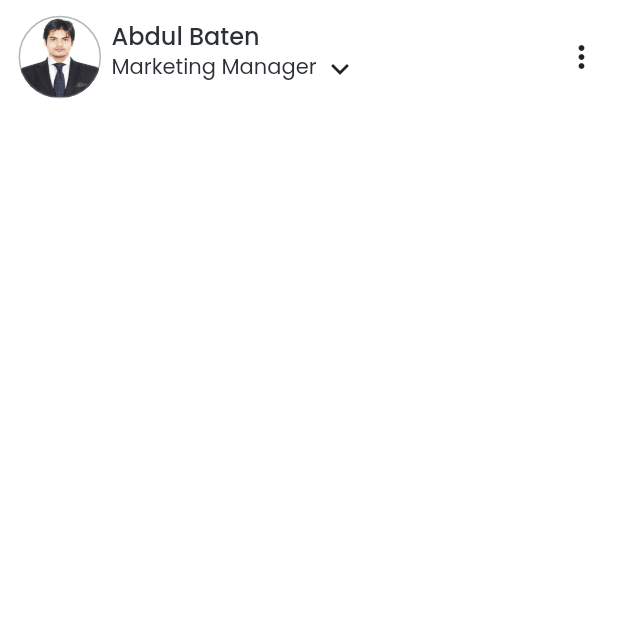
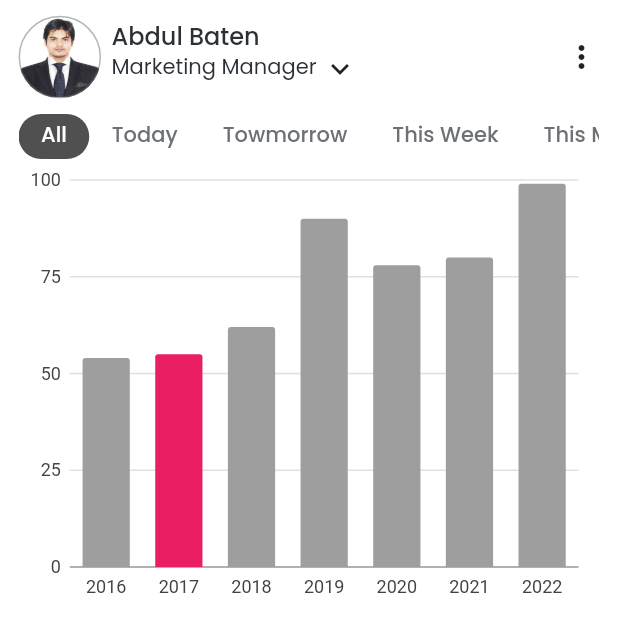
Before and after one commit to mobarak25/work-dairy, a Flutter app: the DashboardScreen screen opened directly, on a phone screen of 412 x 824 dp. Shown: the top 632 px of the screen. Run offline on Flutter 3.47's test engine with Material 2 defaults, Android fonts, the phone set to English and light mode, and no system bars; our stand-ins replace charts_flutter, flutter_svg, get; missing offline and left inert: slide_digital_clock.

Commit message:
dashboard

```diff
--- /dev/null
+++ b/lib/screens/dashboard/chart.dart
@@ -0,0 +1,39 @@
+/// Bar chart example
+import 'package:charts_flutter/flutter.dart' as charts;
+import 'package:flutter/material.dart';
+
+class MyBarChart extends StatelessWidget {
+  const MyBarChart({Key? key}) : super(key: key);
+  static final List<WorldPopulation> populationData = [
+    WorldPopulation('2016', 54, Colors.grey),
+    WorldPopulation('2017', 55, Colors.pink),
+    WorldPopulation('2018', 62, Colors.grey),
+    WorldPopulation('2019', 90, Colors.grey),
+    WorldPopulation('2020', 78, Colors.grey),
+    WorldPopulation('2021', 80, Colors.grey),
+    WorldPopulation('2022', 99, Colors.grey),
+  ];
+
+  @override
+  Widget build(BuildContext context) {
+    List<charts.Series<WorldPopulation, String>> series = [
+      charts.Series(
+        data: populationData,
+        id: "World Population",
+        domainFn: (WorldPopulation pops, _) => pops.year,
+        measureFn: (WorldPopulation pops, _) => pops.population,
+        colorFn: (WorldPopulation pops, _) => charts.ColorUtil.fromDartColor(pops.barColor),
+      ),
+    ];
+    return charts.BarChart(series);
+  }
+}
+
+/// Sample ordinal data type.
+class WorldPopulation {
+  final String year;
+  final int population;
+  final Color barColor;
+
+  WorldPopulation(this.year, this.population, this.barColor);
+}
--- a/lib/screens/dashboard/dashboard.dart
+++ b/lib/screens/dashboard/dashboard.dart
@@ -1,16 +1,68 @@
 import 'package:flutter/material.dart';
+import 'package:get/get.dart';
 import 'package:workdiaryapp/app_bar/dashboard_app_bar.dart';
+import 'package:workdiaryapp/constants.dart';
+import 'package:workdiaryapp/screens/dashboard/chart.dart';
 import 'package:workdiaryapp/screens/dashboard/site_drawer.dart';
 
-class DashboardScreen extends StatelessWidget {
+class DashboardScreen extends StatefulWidget {
   const DashboardScreen({Key? key}) : super(key: key);
 
   @override
+  State<DashboardScreen> createState() => _DashboardScreenState();
+}
+
+class _DashboardScreenState extends State<DashboardScreen> with TickerProviderStateMixin {
+  @override
   Widget build(BuildContext context) {
-    return const SafeArea(
+    TabController tabController = TabController(length: 5, vsync: this);
+    return SafeArea(
       child: Scaffold(
-        appBar: DashboardAppBar(),
-        drawer: SiteDrawer(),
+        appBar: const DashboardAppBar(),
+        drawer: const SiteDrawer(),
+        body: Column(
+          children: [
+            Container(
+              padding: EdgeInsets.symmetric(horizontal: Get.width * 0.03),
+              height: 30,
+              child: Align(
+                alignment: Alignment.centerLeft,
+                child: TabBar(
+                  controller: tabController,
+                  isScrollable: true,
+                  labelColor: Colors.white,
+                  unselectedLabelColor: kSecondaryColor,
+                  labelPadding: const EdgeInsets.only(right: 15, left: 15),
+                  indicator: BoxDecoration(
+                    borderRadius: BorderRadius.circular(15),
+                    color: const Color(0xFF505050),
+                  ),
+                  tabs: const [
+                    Tab(child: Text("All")),
+                    Tab(child: Text("Today")),
+                    Tab(child: Text("Towmorrow")),
+                    Tab(child: Text("This Week")),
+                    Tab(child: Text("This Moth")),
+                  ],
+                ),
+              ),
+            ),
+            Container(
+              height: 300,
+              padding: EdgeInsets.symmetric(horizontal: Get.width * 0.03),
+              child: TabBarView(
+                controller: tabController,
+                children: const [
+                  MyBarChart(),
+                  Text("data 2"),
+                  Text("data 3"),
+                  Text("data 4"),
+                  Text("data 5"),
+                ],
+              ),
+            )
+          ],
+        ),
       ),
     );
   }
--- a/pubspec.yaml
+++ b/pubspec.yaml
@@ -37,6 +37,7 @@ dependencies:
   intl: ^0.17.0
   slide_digital_clock: ^1.0.2
   flutter_svg: ^1.0.3
+  charts_flutter: ^0.12.0
 
 dev_dependencies:
   flutter_test:
```
Also changed, not shown: pubspec.lock.
